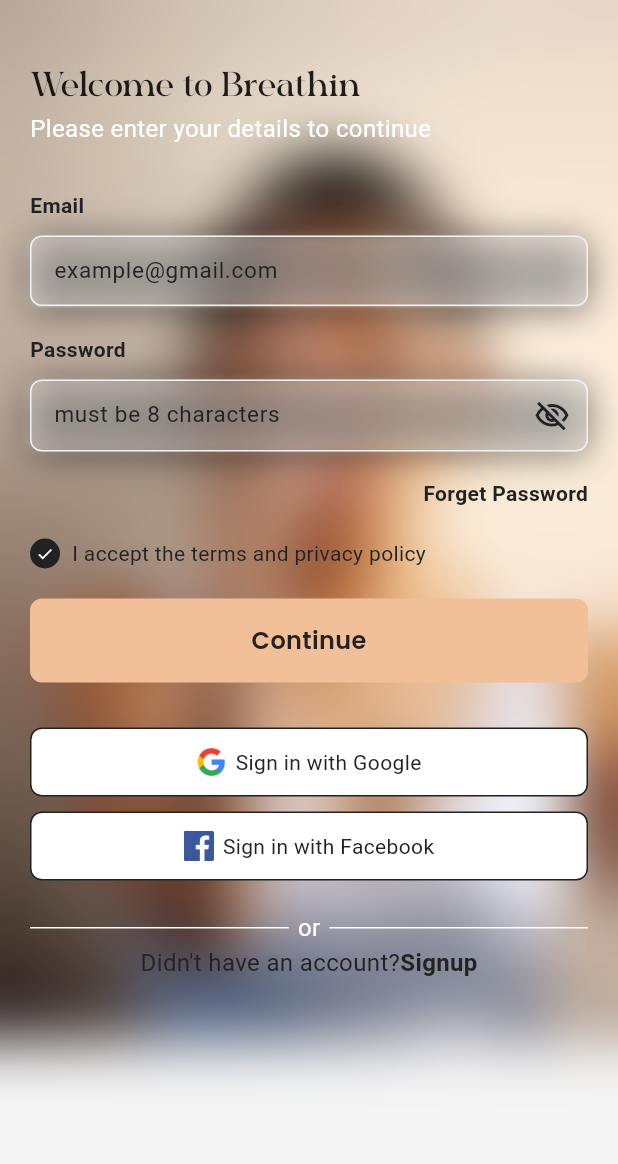
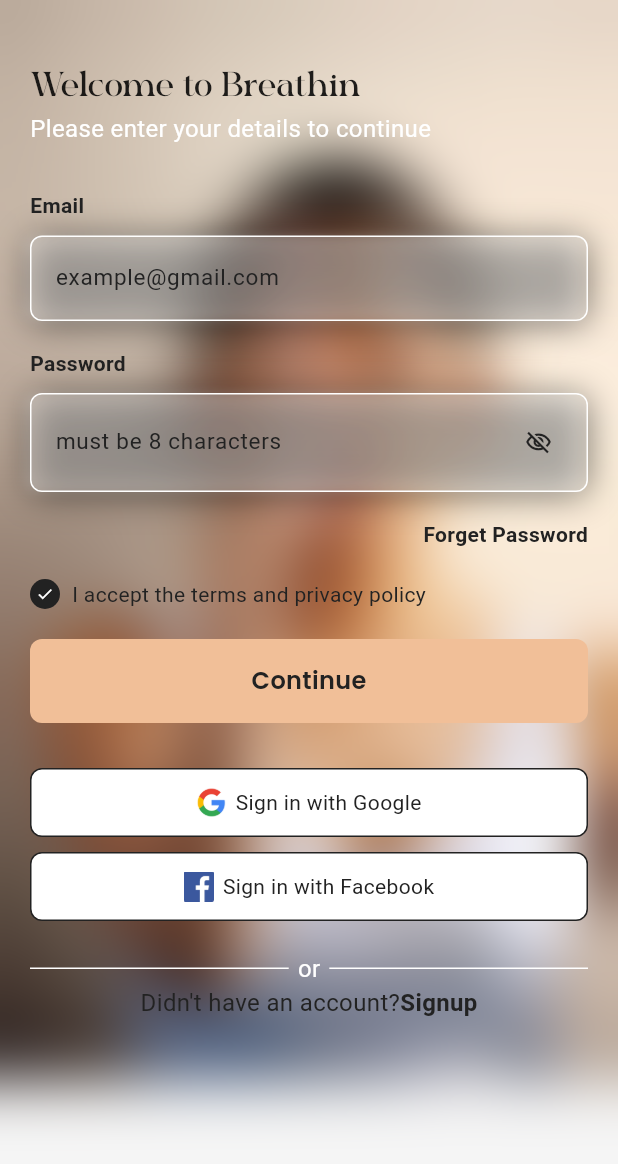
Before and after one commit to ba138/breathin_app, a Flutter app: the screen it shows after launch, on a phone screen of 412 x 824 dp. Shown: the top 1164 px of the screen. Run offline on Flutter 3.47's test engine with Material 3 defaults, Android fonts, the phone set to English and light mode, and no system bars; our stand-ins replace firebase_core, get, google_fonts; accounts and stored records are empty.

Commit message:
Refactor custom text field widget for improved styling and functionality; add padding, border, and adjust icon size

```diff
--- a/lib/Utills/Widgets/custom_textfield.dart
+++ b/lib/Utills/Widgets/custom_textfield.dart
@@ -46,11 +46,13 @@ class _TextFieldCustomState extends State<TextFieldCustom> {
           ),
         ),
         Container(
-          height: 48,
           margin: const EdgeInsets.symmetric(vertical: 10),
           decoration: BoxDecoration(
             borderRadius: BorderRadius.circular(8),
             color: Colors.white.withValues(alpha: 0.2),
+            border: Border.all(
+              color: AppColor.whiteColor,
+            ),
             boxShadow: [
               BoxShadow(
                 color: widget.shadowColor?.withValues(
@@ -70,13 +72,17 @@ class _TextFieldCustomState extends State<TextFieldCustom> {
               ),
             ],
           ),
+          child: Padding(
+            padding: const EdgeInsets.all(8.0),
             child: TextFormField(
+              textAlignVertical: TextAlignVertical.center,
               controller: widget.controller,
               keyboardType: widget.keyboardType,
               obscureText: widget.obscureText && hidden,
               maxLines: widget.maxLines,
               style: const TextStyle(fontSize: 15),
               decoration: InputDecoration(
+                border: InputBorder.none,
                 prefixIcon: widget.prefixIcon,
                 prefixIconColor:
                     widget.shadowColor ?? Colors.black.withValues(alpha: 0.8),
@@ -84,7 +90,9 @@ class _TextFieldCustomState extends State<TextFieldCustom> {
                 hintStyle: const TextStyle(color: AppColor.blackColor),
                 filled: false,
                 suffixIcon: widget.obscureText
-                  ? GestureDetector(
+                    ? Padding(
+                        padding: const EdgeInsets.all(14.0),
+                        child: GestureDetector(
                           onTap: () {
                             setState(() => hidden = !hidden);
                           },
@@ -93,24 +101,20 @@ class _TextFieldCustomState extends State<TextFieldCustom> {
                                 ? Icons.visibility_off_outlined
                                 : Icons.visibility_outlined,
                             color: hidden ? AppColor.blackColor : Colors.blue,
-                        size: 24,
+                            size: 18,
+                          ),
                         ),
                       )
                     : null,
-              enabledBorder: const OutlineInputBorder(
-                borderSide: BorderSide(color: Color(0xfff1f1f1)),
-                borderRadius: BorderRadius.all(Radius.circular(8)),
+                isDense: true,
+                contentPadding: const EdgeInsets.symmetric(
+                  vertical: 8,
+                  horizontal: 8,
                 ),
-              focusedBorder: OutlineInputBorder(
-                borderSide: BorderSide(
-                  color: widget.shadowColor ?? const Color(0xfff1f1f1),
-                ),
-                borderRadius: const BorderRadius.all(Radius.circular(8)),
-              ),
-              isDense: true,
               ),
               validator: widget.validator,
               selectionControls: MaterialTextSelectionControls(),
+            ),
           ),
         ),
       ],
```
Lines whose indentation alone changed are shown as unchanged.
